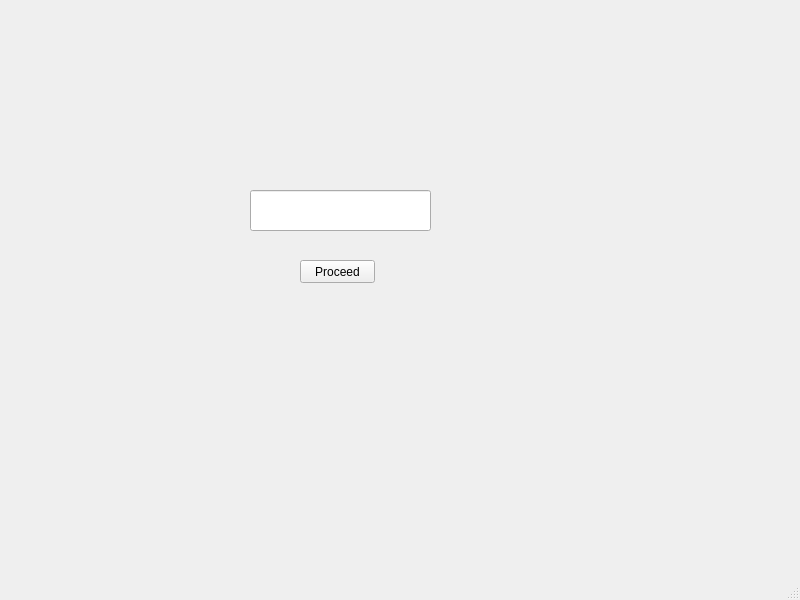
Qt form Gui/PasswordDisplay.ui (VaradMash/Teacher_Finder) before a commit.
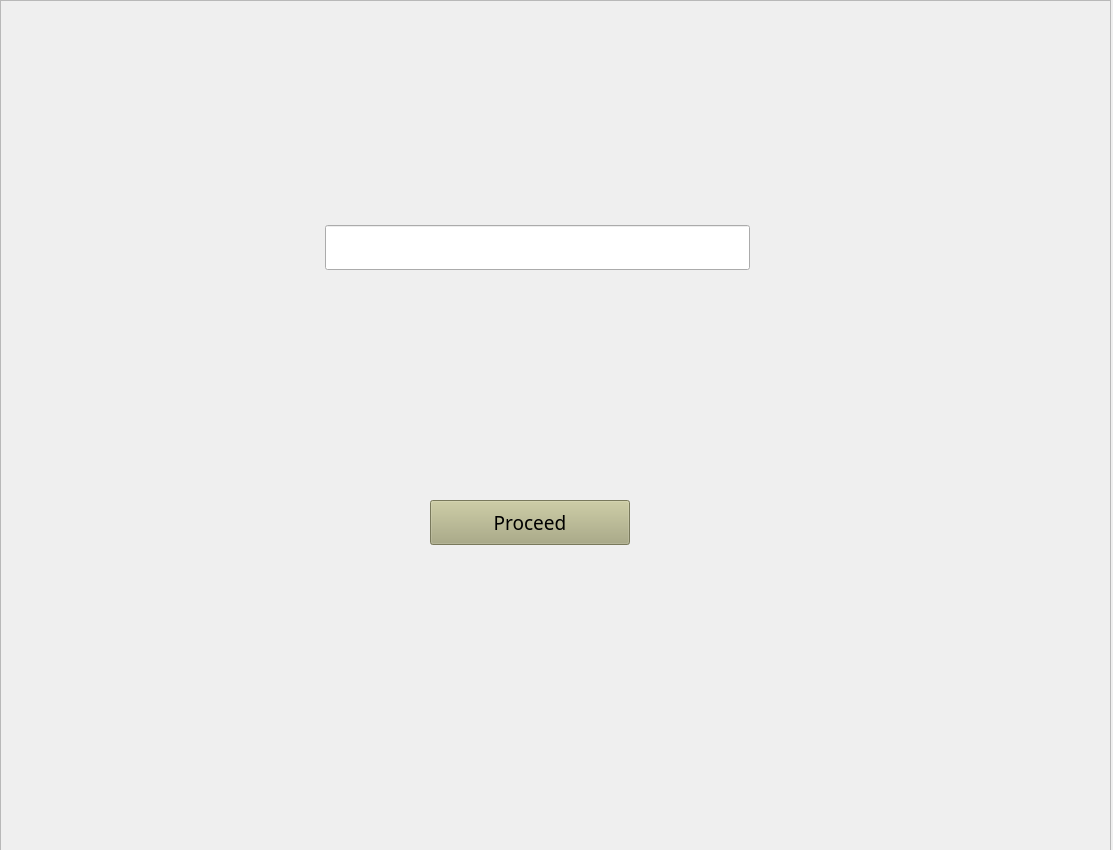
The same form after that commit. Icons and pictures are not drawn.

Diff of the .ui file:
```diff
--- a/Gui/PasswordDisplay.ui
+++ b/Gui/PasswordDisplay.ui
@@ -6,10 +6,22 @@
    <rect>
     <x>0</x>
     <y>0</y>
-    <width>800</width>
-    <height>600</height>
+    <width>1113</width>
+    <height>850</height>
    </rect>
   </property>
+  <property name="minimumSize">
+   <size>
+    <width>1113</width>
+    <height>850</height>
+   </size>
+  </property>
+  <property name="maximumSize">
+   <size>
+    <width>1113</width>
+    <height>850</height>
+   </size>
+  </property>
   <property name="windowTitle">
    <string>MainWindow</string>
   </property>
@@ -17,38 +29,64 @@
    <widget class="QLineEdit" name="PasswordDisplayLE">
     <property name="geometry">
      <rect>
-      <x>250</x>
-      <y>190</y>
-      <width>181</width>
-      <height>41</height>
+      <x>325</x>
+      <y>225</y>
+      <width>425</width>
+      <height>45</height>
      </rect>
     </property>
+    <property name="font">
+     <font>
+      <family>Leelawadee</family>
+      <pointsize>10</pointsize>
+     </font>
+    </property>
    </widget>
    <widget class="QPushButton" name="proceedPB">
     <property name="geometry">
      <rect>
-      <x>300</x>
-      <y>260</y>
-      <width>75</width>
-      <height>23</height>
+      <x>430</x>
+      <y>500</y>
+      <width>200</width>
+      <height>45</height>
      </rect>
     </property>
+    <property name="font">
+     <font>
+      <family>Leelawadee</family>
+      <pointsize>14</pointsize>
+     </font>
+    </property>
+    <property name="styleSheet">
+     <string notr="true">background-color:rgb(170, 170, 127)</string>
+    </property>
     <property name="text">
      <string>Proceed</string>
     </property>
    </widget>
+   <widget class="QFrame" name="frame">
+    <property name="geometry">
+     <rect>
+      <x>0</x>
+      <y>0</y>
+      <width>1111</width>
+      <height>851</height>
+     </rect>
+    </property>
+    <property name="styleSheet">
+     <string notr="true">border-image:url(:/back/BACKGROUND.png) 0 0 0 0 stertch stertch</string>
+    </property>
+    <property name="frameShape">
+     <enum>QFrame::StyledPanel</enum>
+    </property>
+    <property name="frameShadow">
+     <enum>QFrame::Raised</enum>
+    </property>
+   </widget>
+   <zorder>frame</zorder>
+   <zorder>PasswordDisplayLE</zorder>
+   <zorder>proceedPB</zorder>
   </widget>
-  <widget class="QMenuBar" name="menubar">
-   <property name="geometry">
-    <rect>
-     <x>0</x>
-     <y>0</y>
-     <width>800</width>
-     <height>21</height>
-    </rect>
-   </property>
-  </widget>
-  <widget class="QStatusBar" name="statusbar"/>
  </widget>
  <resources/>
  <connections/>
```
Left out of the diff: 4 changed lines with no effect on the pictures.
